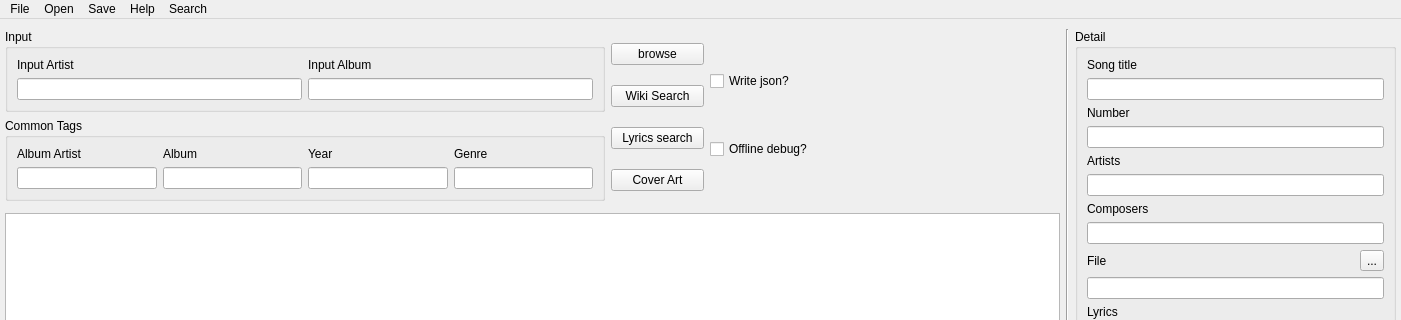
First picture: the form in wiki_music/ui/MainWindow.ui, repository marian-code/wikipedia-music-tags, before the edit; both pictures show x 0 to 1401 and y 0 to 320 of the 1401 by 742 pixel window.
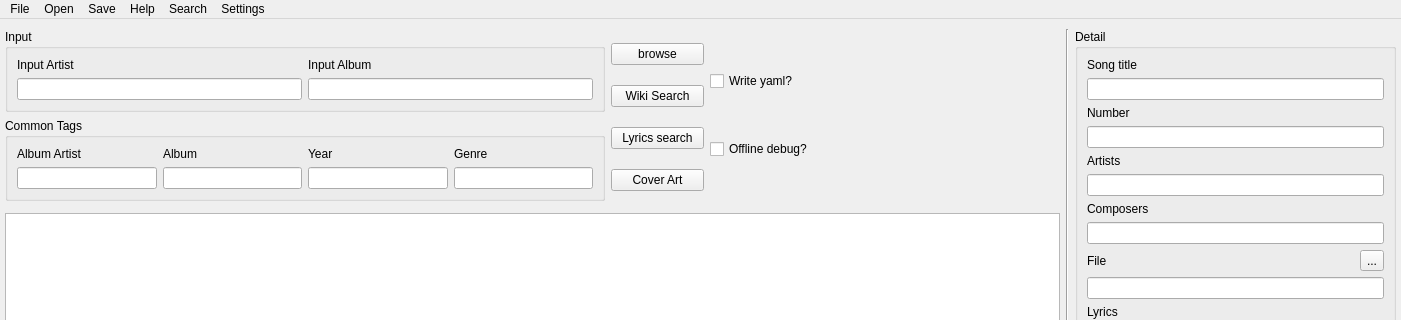
Second picture: the form after the edit.

Commit message: reworked parser - GUI comunication, potred to pathlib, fixed freezing bugs, implemented settings dict

Patch:
```diff
--- a/wiki_music/ui/MainWindow.ui
+++ b/wiki_music/ui/MainWindow.ui
@@ -334,7 +334,7 @@
          </size>
         </property>
         <property name="text">
-         <string>Write json?</string>
+         <string>Write yaml?</string>
         </property>
        </widget>
       </item>
@@ -409,11 +409,19 @@
     <addaction name="actionLyrics"/>
     <addaction name="actionCoverArt"/>
    </widget>
+   <widget class="QMenu" name="menuSettings">
+    <property name="title">
+     <string>Settings</string>
+    </property>
+    <addaction name="actionGetApiKey"/>
+    <addaction name="actionNltkData"/>
+   </widget>
    <addaction name="menuFile"/>
    <addaction name="menuOpen"/>
    <addaction name="menuSave"/>
    <addaction name="menuHelp"/>
    <addaction name="menuSearch"/>
+   <addaction name="menuSettings"/>
   </widget>
   <widget class="QStatusBar" name="statusbar"/>
   <action name="actionNew">
```
Left out of the diff: 12 changed lines with no effect on the pictures. The commit also changes 55 other files.
